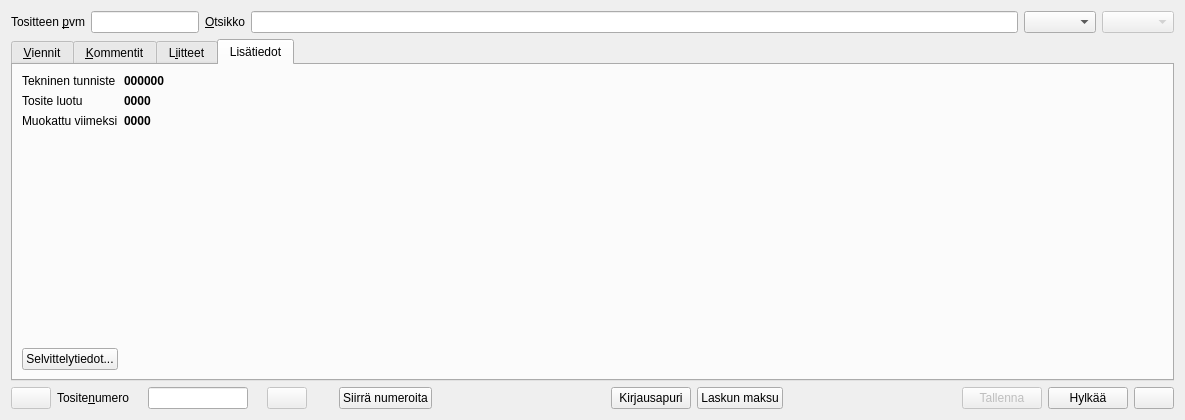
Qt form kitupiikki/kirjaus/kirjaus.ui (artoh/kitupiikki) before a commit.
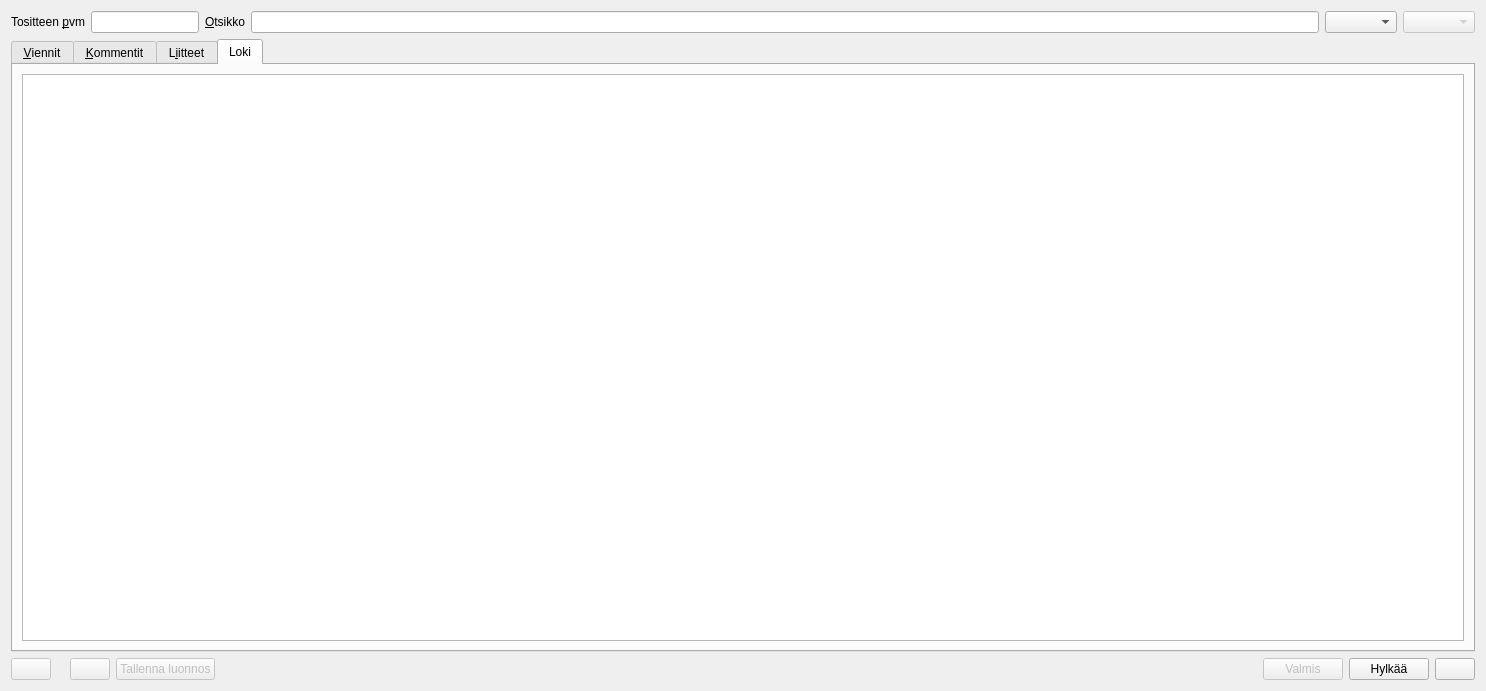
The same form after that commit. Icons and pictures are not drawn. Custom widgets are drawn as their Qt base class.

Diff of the .ui file:
```diff
--- a/kitupiikki/kirjaus/kirjaus.ui
+++ b/kitupiikki/kirjaus/kirjaus.ui
@@ -6,8 +6,8 @@
    <rect>
     <x>0</x>
     <y>0</y>
-    <width>1185</width>
-    <height>420</height>
+    <width>1486</width>
+    <height>691</height>
    </rect>
   </property>
   <property name="windowTitle">
@@ -256,101 +256,11 @@
         <normaloff>:/pic/info-harmaa.png</normaloff>:/pic/info-harmaa.png</iconset>
       </attribute>
       <attribute name="title">
-       <string>Lisätiedot</string>
+       <string>Loki</string>
       </attribute>
-      <layout class="QFormLayout" name="formLayout_2">
-       <item row="0" column="0">
-        <widget class="QLabel" name="label_6">
-         <property name="text">
-          <string>Tekninen tunniste</string>
-         </property>
-        </widget>
-       </item>
-       <item row="0" column="1">
-        <widget class="QLabel" name="tunnisteLabel">
-         <property name="font">
-          <font>
-           <weight>75</weight>
-           <bold>true</bold>
-          </font>
-         </property>
-         <property name="frameShape">
-          <enum>QFrame::NoFrame</enum>
-         </property>
-         <property name="text">
-          <string>000000</string>
-         </property>
-        </widget>
-       </item>
-       <item row="1" column="0">
-        <widget class="QLabel" name="label_7">
-         <property name="text">
-          <string>Tosite luotu</string>
-         </property>
-        </widget>
-       </item>
-       <item row="1" column="1">
-        <widget class="QLabel" name="luotuLabel">
-         <property name="font">
-          <font>
-           <weight>75</weight>
-           <bold>true</bold>
-          </font>
-         </property>
-         <property name="frameShape">
-          <enum>QFrame::NoFrame</enum>
-         </property>
-         <property name="text">
-          <string>0000</string>
-         </property>
-        </widget>
-       </item>
-       <item row="2" column="0">
-        <widget class="QLabel" name="label_8">
-         <property name="text">
-          <string>Muokattu viimeksi</string>
-         </property>
-        </widget>
-       </item>
-       <item row="2" column="1">
-        <widget class="QLabel" name="muokattuLabel">
-         <property name="font">
-          <font>
-           <weight>75</weight>
-           <bold>true</bold>
-          </font>
-         </property>
-         <property name="frameShape">
-          <enum>QFrame::NoFrame</enum>
-         </property>
-         <property name="text">
-          <string>0000</string>
-         </property>
-        </widget>
-       </item>
-       <item row="4" column="0">
-        <widget class="QPushButton" name="selvittelyNappi">
-         <property name="text">
-          <string>Selvittelytiedot...</string>
-         </property>
-         <property name="icon">
-          <iconset resource="../pic/pic.qrc">
-           <normaloff>:/pic/bug.png</normaloff>:/pic/bug.png</iconset>
-         </property>
-        </widget>
-       </item>
-       <item row="3" column="0">
-        <spacer name="verticalSpacer_3">
-         <property name="orientation">
-          <enum>Qt::Vertical</enum>
-         </property>
-         <property name="sizeHint" stdset="0">
-          <size>
-           <width>20</width>
-           <height>40</height>
-          </size>
-         </property>
-        </spacer>
+      <layout class="QVBoxLayout" name="verticalLayout_5">
+       <item>
+        <widget class="QTableView" name="lokiView"/>
        </item>
       </layout>
      </widget>
@@ -376,43 +286,7 @@
       </widget>
      </item>
      <item>
-      <widget class="QLabel" name="label_10">
-       <property name="text">
-        <string>Tosite&amp;numero</string>
-       </property>
-       <property name="buddy">
-        <cstring>tunnisteEdit</cstring>
-       </property>
-      </widget>
-     </item>
-     <item>
-      <widget class="QLabel" name="tyyppiLabel">
-       <property name="font">
-        <font>
-         <weight>75</weight>
-         <bold>true</bold>
-        </font>
-       </property>
-       <property name="text">
-        <string/>
-       </property>
-      </widget>
-     </item>
-     <item>
-      <widget class="QLineEdit" name="tunnisteEdit">
-       <property name="maximumSize">
-        <size>
-         <width>100</width>
-         <height>16777215</height>
-        </size>
-       </property>
-       <property name="placeholderText">
-        <string/>
-       </property>
-      </widget>
-     </item>
-     <item>
-      <widget class="QLabel" name="kausiLabel">
+      <widget class="QLabel" name="tunnisteLabel">
        <property name="text">
         <string/>
        </property>
@@ -435,91 +309,6 @@
        </property>
       </widget>
      </item>
-     <item>
-      <widget class="QLabel" name="varoKuva">
-       <property name="text">
-        <string/>
-       </property>
-      </widget>
-     </item>
-     <item>
-      <widget class="QLabel" name="varoTeksti">
-       <property name="text">
-        <string/>
-       </property>
-      </widget>
-     </item>
-     <item>
-      <widget class="QPushButton" name="siiraNumerotBtn">
-       <property name="text">
-        <string>Siirrä numeroita</string>
-       </property>
-       <property name="icon">
-        <iconset resource="../pic/pic.qrc">
-         <normaloff>:/pic/siirto.png</normaloff>:/pic/siirto.png</iconset>
-       </property>
-      </widget>
-     </item>
-     <item>
-      <spacer name="horizontalSpacer_5">
-       <property name="orientation">
-        <enum>Qt::Horizontal</enum>
-       </property>
-       <property name="sizeHint" stdset="0">
-        <size>
-         <width>40</width>
-         <height>20</height>
-        </size>
-       </property>
-      </spacer>
-     </item>
-     <item>
-      <widget class="QPushButton" name="apuriNappi">
-       <property name="toolTip">
-        <string>Kirjausapuri F9</string>
-       </property>
-       <property name="text">
-        <string>Kirjausapuri</string>
-       </property>
-       <property name="icon">
-        <iconset resource="../pic/pic.qrc">
-         <normaloff>:/pic/taikuri.png</normaloff>:/pic/taikuri.png</iconset>
-       </property>
-       <property name="shortcut">
-        <string>F9</string>
-       </property>
-      </widget>
-     </item>
-     <item>
-      <widget class="QPushButton" name="laskuNappi">
-       <property name="toolTip">
-        <string>Laskun maksu F10</string>
-       </property>
-       <property name="text">
-        <string>Laskun maksu</string>
-       </property>
-       <property name="icon">
-        <iconset resource="../pic/pic.qrc">
-         <normaloff>:/pic/lasku.png</normaloff>:/pic/lasku.png</iconset>
-       </property>
-       <property name="shortcut">
-        <string>F10</string>
-       </property>
-      </widget>
-     </item>
-     <item>
-      <spacer name="horizontalSpacer">
-       <property name="orientation">
-        <enum>Qt::Horizontal</enum>
-       </property>
-       <property name="sizeHint" stdset="0">
-        <size>
-         <width>40</width>
-         <height>20</height>
-        </size>
-       </property>
-      </spacer>
-     </item>
      <item>
       <widget class="QPushButton" name="tallennaButton">
        <property name="enabled">
@@ -529,7 +318,7 @@
         <string>Tallenna tosite F12</string>
        </property>
        <property name="text">
-        <string>Tallenna</string>
+        <string>Tallenna luonnos</string>
        </property>
        <property name="icon">
         <iconset resource="../pic/pic.qrc">
@@ -537,6 +326,66 @@
        </property>
        <property name="shortcut">
         <string>F12</string>
+       </property>
+       <property name="default">
+        <bool>false</bool>
+       </property>
+      </widget>
+     </item>
+     <item>
+      <spacer name="horizontalSpacer_5">
+       <property name="orientation">
+        <enum>Qt::Horizontal</enum>
+       </property>
+       <property name="sizeHint" stdset="0">
+        <size>
+         <width>40</width>
+         <height>20</height>
+        </size>
+       </property>
+      </spacer>
+     </item>
+     <item>
+      <widget class="QLabel" name="varoKuva">
+       <property name="text">
+        <string/>
+       </property>
+      </widget>
+     </item>
+     <item>
+      <widget class="QLabel" name="varoTeksti">
+       <property name="text">
+        <string/>
+       </property>
+      </widget>
+     </item>
+     <item>
+      <spacer name="horizontalSpacer">
+       <property name="orientation">
+        <enum>Qt::Horizontal</enum>
+       </property>
+       <property name="sizeHint" stdset="0">
+        <size>
+         <width>40</width>
+         <height>20</height>
+        </size>
+       </property>
+      </spacer>
+     </item>
+     <item>
+      <widget class="QPushButton" name="valmisNappi">
+       <property name="enabled">
+        <bool>false</bool>
+       </property>
+       <property name="text">
+        <string>Valmis</string>
+       </property>
+       <property name="icon">
+        <iconset resource="../pic/pic.qrc">
+         <normaloff>:/pic/ok.png</normaloff>:/pic/ok.png</iconset>
+       </property>
+       <property name="autoDefault">
+        <bool>true</bool>
        </property>
        <property name="default">
         <bool>true</bool>
```
